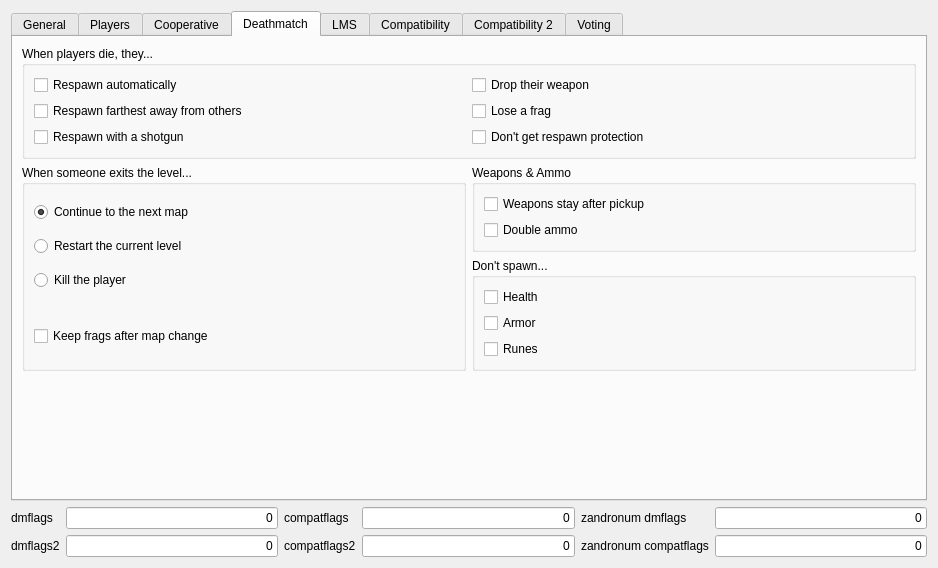
This is src/plugins/zandronum/createserverdialogpages/flagspage.ui in DoomseekerTeam/Doomseeker as Qt 5 draws it before an edit. The edited form follows.
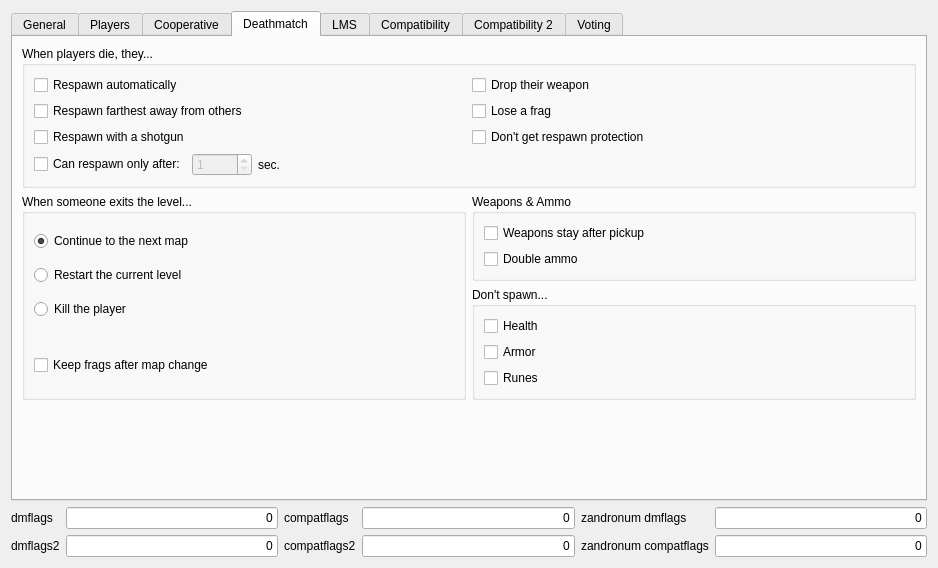
This is the edited form. The open tabs and pages were chosen to show the change. Custom widgets are drawn as their Qt base class.

Commit message: Zandronum: add the respawn delay setting to the create server box (#3938)

```diff
--- a/src/plugins/zandronum/createserverdialogpages/flagspage.ui
+++ b/src/plugins/zandronum/createserverdialogpages/flagspage.ui
@@ -1017,24 +1017,10 @@
           <string>When players die, they...</string>
          </property>
          <layout class="QGridLayout" name="gridLayout_2">
-          <item row="1" column="0">
-           <widget class="QCheckBox" name="cbRespawnFarthestAwayFromOthers">
+          <item row="2" column="0">
+           <widget class="QCheckBox" name="cbRespawnWithAShotgun">
             <property name="text">
-             <string>Respawn farthest away from others</string>
-            </property>
-           </widget>
-          </item>
-          <item row="1" column="1">
-           <widget class="QCheckBox" name="cbLoseAFragOnDeath">
-            <property name="text">
-             <string>Lose a frag</string>
-            </property>
-           </widget>
-          </item>
-          <item row="0" column="0">
-           <widget class="QCheckBox" name="cbRespawnAutomatically">
-            <property name="text">
-             <string>Respawn automatically</string>
+             <string>Respawn with a shotgun</string>
             </property>
            </widget>
           </item>
@@ -1045,6 +1031,13 @@
             </property>
            </widget>
           </item>
+          <item row="0" column="0">
+           <widget class="QCheckBox" name="cbRespawnAutomatically">
+            <property name="text">
+             <string>Respawn automatically</string>
+            </property>
+           </widget>
+          </item>
           <item row="2" column="1">
            <widget class="QCheckBox" name="cbNoRespawnProtection">
             <property name="text">
@@ -1052,13 +1045,86 @@
             </property>
            </widget>
           </item>
-          <item row="2" column="0">
-           <widget class="QCheckBox" name="cbRespawnWithAShotgun">
+          <item row="1" column="0">
+           <widget class="QCheckBox" name="cbRespawnFarthestAwayFromOthers">
             <property name="text">
-             <string>Respawn with a shotgun</string>
+             <string>Respawn farthest away from others</string>
             </property>
            </widget>
           </item>
+          <item row="1" column="1">
+           <widget class="QCheckBox" name="cbLoseAFragOnDeath">
+            <property name="text">
+             <string>Lose a frag</string>
+            </property>
+           </widget>
+          </item>
+          <item row="3" column="0">
+           <widget class="QWidget" name="respawnDelayPanel" native="true">
+            <layout class="QGridLayout" name="gridLayout_8">
+             <property name="leftMargin">
+              <number>0</number>
+             </property>
+             <property name="topMargin">
+              <number>0</number>
+             </property>
+             <property name="rightMargin">
+              <number>0</number>
+             </property>
+             <property name="bottomMargin">
+              <number>0</number>
+             </property>
+             <item row="0" column="2">
+              <widget class="QLabel" name="label_20">
+               <property name="text">
+                <string>sec.</string>
+               </property>
+              </widget>
+             </item>
+             <item row="0" column="1">
+              <widget class="QSpinBox" name="spinRespawnDelay">
+               <property name="enabled">
+                <bool>false</bool>
+               </property>
+               <property name="maximumSize">
+                <size>
+                 <width>60</width>
+                 <height>16777215</height>
+                </size>
+               </property>
+               <property name="toolTip">
+                <string>&lt;html&gt;&lt;head/&gt;&lt;body&gt;&lt;p&gt;How long a player must wait after dying before they can respawn. This doesn't apply to players who are spawn telefragged.&lt;/p&gt;&lt;/body&gt;&lt;/html&gt;</string>
+               </property>
+               <property name="correctionMode">
+                <enum>QAbstractSpinBox::CorrectToNearestValue</enum>
+               </property>
+               <property name="minimum">
+                <number>1</number>
+               </property>
+               <property name="maximum">
+                <number>99999999</number>
+               </property>
+               <property name="value">
+                <number>1</number>
+               </property>
+              </widget>
+             </item>
+             <item row="0" column="0">
+              <widget class="QCheckBox" name="cbRespawnDelayEnabled">
+               <property name="sizePolicy">
+                <sizepolicy hsizetype="Maximum" vsizetype="Fixed">
+                 <horstretch>0</horstretch>
+                 <verstretch>0</verstretch>
+                </sizepolicy>
+               </property>
+               <property name="text">
+                <string>Can respawn only after:</string>
+               </property>
+              </widget>
+             </item>
+            </layout>
+           </widget>
+          </item>
          </layout>
         </widget>
        </item>
```
Left out of the diff: 488 changed lines with no effect on the pictures. The commit also changes 3 other files.
